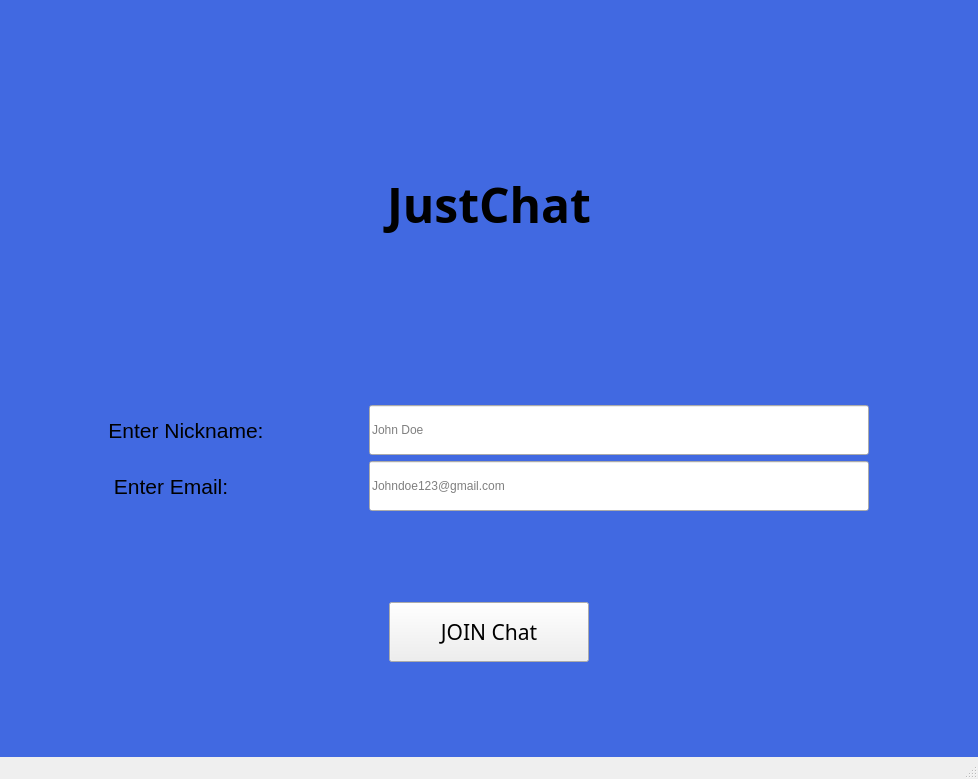
The window that mainwindow.ui (Kush-kodr2/RoomlyChat) describes before a commit, drawn with Qt 5.
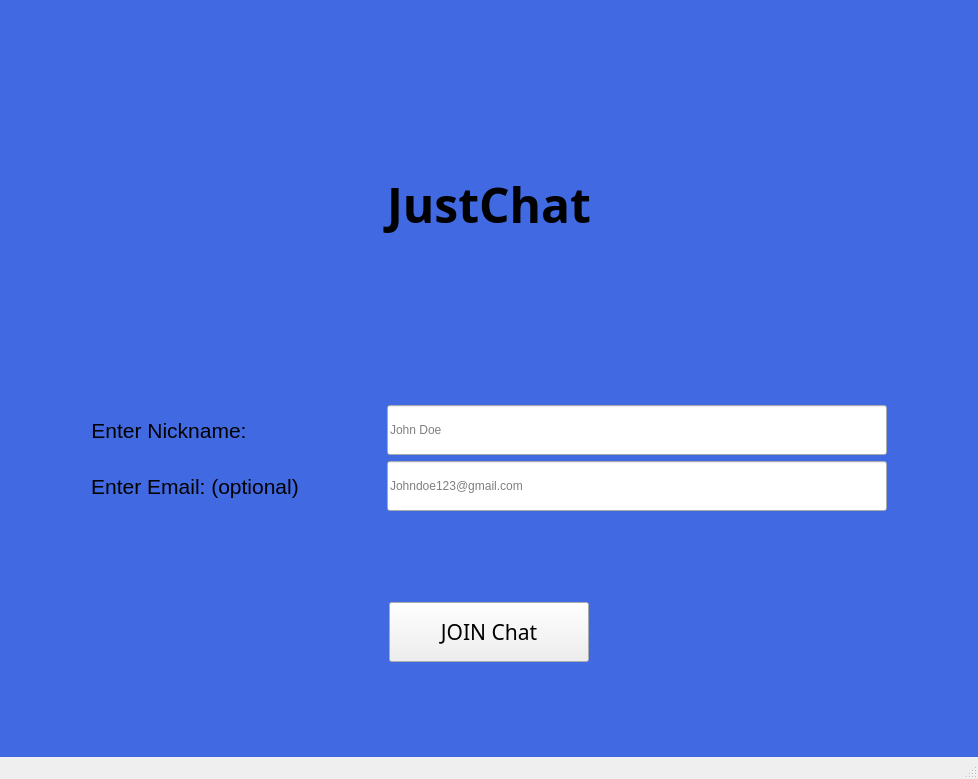
The same window after the commit.

Commit message: fixed file name issues

What changed in the file:
```diff
--- a/mainwindow.ui
+++ b/mainwindow.ui
@@ -85,7 +85,7 @@
          </font>
         </property>
         <property name="text">
-         <string> Enter Email: </string>
+         <string>Enter Email: (optional)</string>
         </property>
         <property name="alignment">
          <set>Qt::AlignmentFlag::AlignCenter</set>
```
The commit also changes 1 other file.
